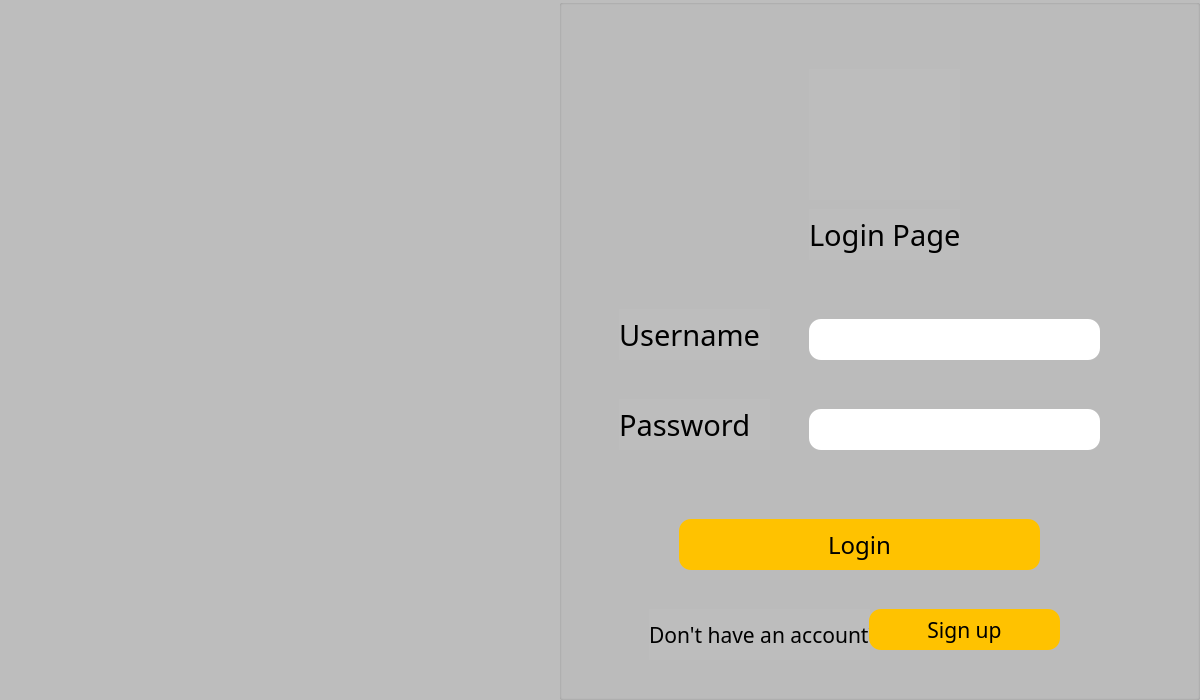
Before: the Qt Designer form loginpage.ui in hager55m/Metro-Mate-DS, drawn with Qt 5.
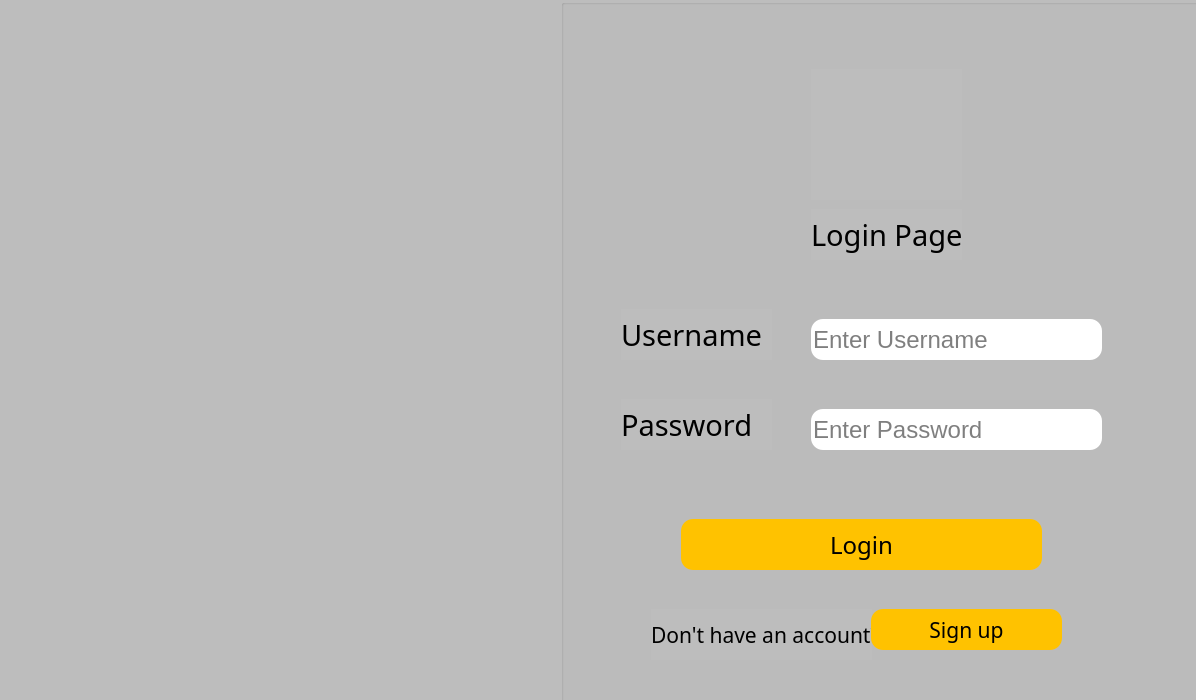
After: the same form once the commit is applied.

Diff of the .ui file:
```diff
--- a/loginpage.ui
+++ b/loginpage.ui
@@ -6,7 +6,7 @@
    <rect>
     <x>0</x>
     <y>0</y>
-    <width>1200</width>
+    <width>1196</width>
     <height>700</height>
    </rect>
   </property>
@@ -19,7 +19,7 @@
   <widget class="QLabel" name="pic">
    <property name="geometry">
     <rect>
-     <x>-2</x>
+     <x>0</x>
      <y>0</y>
      <width>561</width>
      <height>701</height>
@@ -32,10 +32,10 @@
   <widget class="QGroupBox" name="groupBox">
    <property name="geometry">
     <rect>
-     <x>559</x>
+     <x>561</x>
      <y>-1</y>
      <width>641</width>
-     <height>701</height>
+     <height>711</height>
     </rect>
    </property>
    <property name="title">
@@ -130,6 +130,9 @@
 border-radius: 12;
 color: black;</string>
     </property>
+    <property name="placeholderText">
+     <string>Enter Username</string>
+    </property>
    </widget>
    <widget class="QLineEdit" name="pass">
     <property name="geometry">
@@ -150,6 +153,9 @@
 border-radius: 12;
 color: black;</string>
     </property>
+    <property name="placeholderText">
+     <string>Enter Password</string>
+    </property>
    </widget>
    <widget class="QPushButton" name="login">
     <property name="geometry">
```
